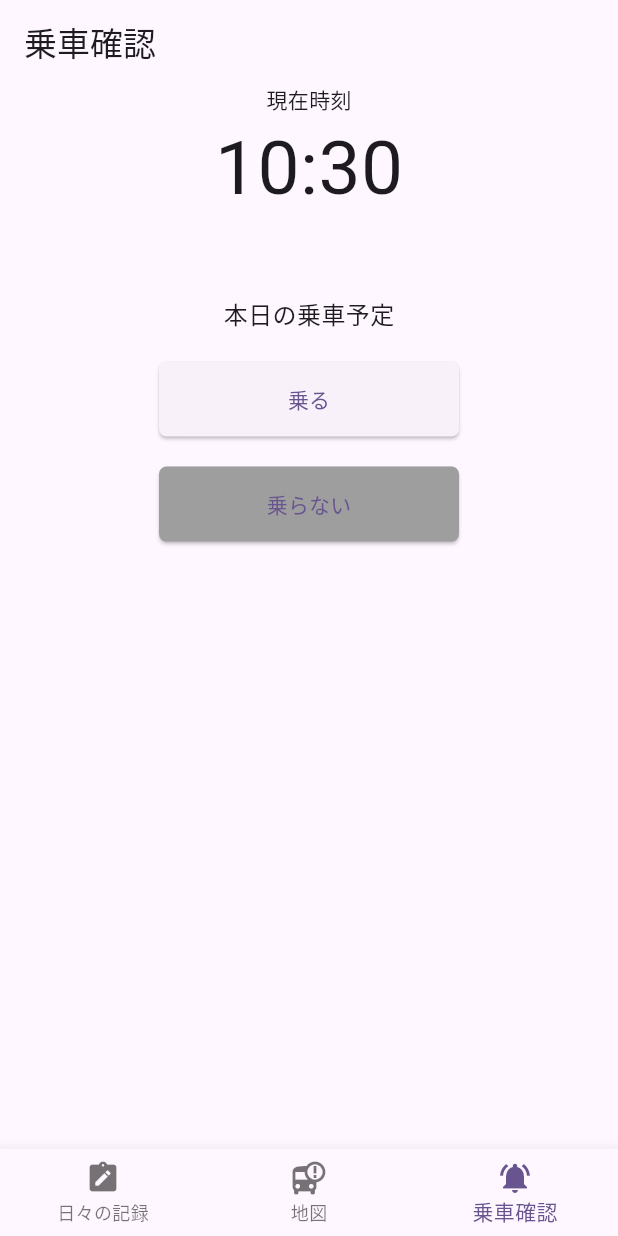
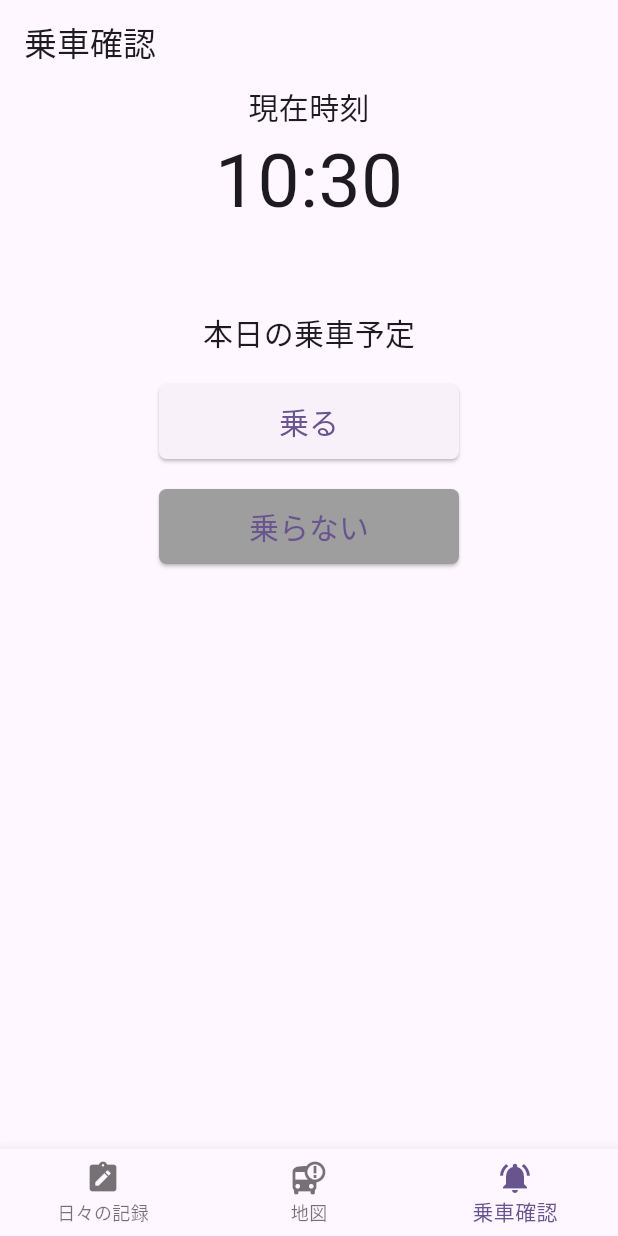
Before and after one commit to GreenTeaProgrammers/WhereChildBus, a Flutter app: the screen it shows after launch, item 3 of the bottom bar chosen, on a phone screen of 412 x 824 dp. Run offline on Flutter 3.47's test engine with Material 3 defaults, Android fonts, the phone set to English and light mode, and no system bars; our stand-ins replace fixnum, flutter_dotenv, image_picker; missing offline and left inert: grpc, protobuf.

Commit message:
change:フォンたサイズを変更

```diff
--- a/frontend/where_child_bus_guardian/lib/pages/check_page/check_page.dart
+++ b/frontend/where_child_bus_guardian/lib/pages/check_page/check_page.dart
@@ -32,7 +32,7 @@ class _CheckPageState extends State<CheckPage> {
       children: [
         const Text(
           "本日の乗車予定",
-          style: TextStyle(fontSize: 16),
+          style: TextStyle(fontSize: 20),
         ),
         const SizedBox(height: 20),
         isRideBusToggleButtonBody("乗る", true),
@@ -53,6 +53,7 @@ class _CheckPageState extends State<CheckPage> {
           });
         },
         style: ElevatedButton.styleFrom(
+          textStyle: TextStyle(fontSize: 20),
           backgroundColor: isRideBus != isRide ? Colors.grey : null,
           shape: const RoundedRectangleBorder(
               borderRadius: BorderRadius.all(Radius.circular(5))),
--- a/frontend/where_child_bus_guardian/lib/pages/components/utils/current_time_body.dart
+++ b/frontend/where_child_bus_guardian/lib/pages/components/utils/current_time_body.dart
@@ -6,7 +6,10 @@ class CurrentTimeBody extends StatelessWidget {
   Widget build(BuildContext context) {
     return Column(
       children: [
-        const Text("現在時刻"),
+        const Text(
+          "現在時刻",
+          style: TextStyle(fontSize: 20),
+        ),
         CurrentTimeWidget(),
       ],
     );
```
